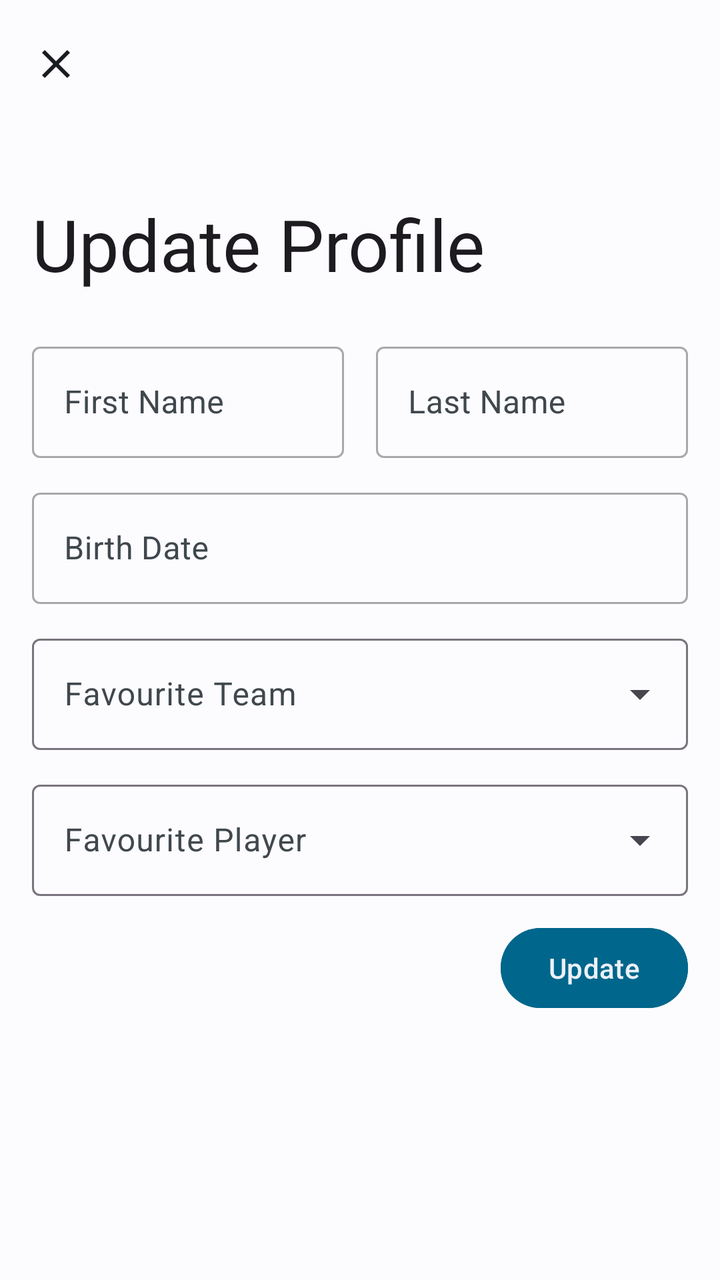
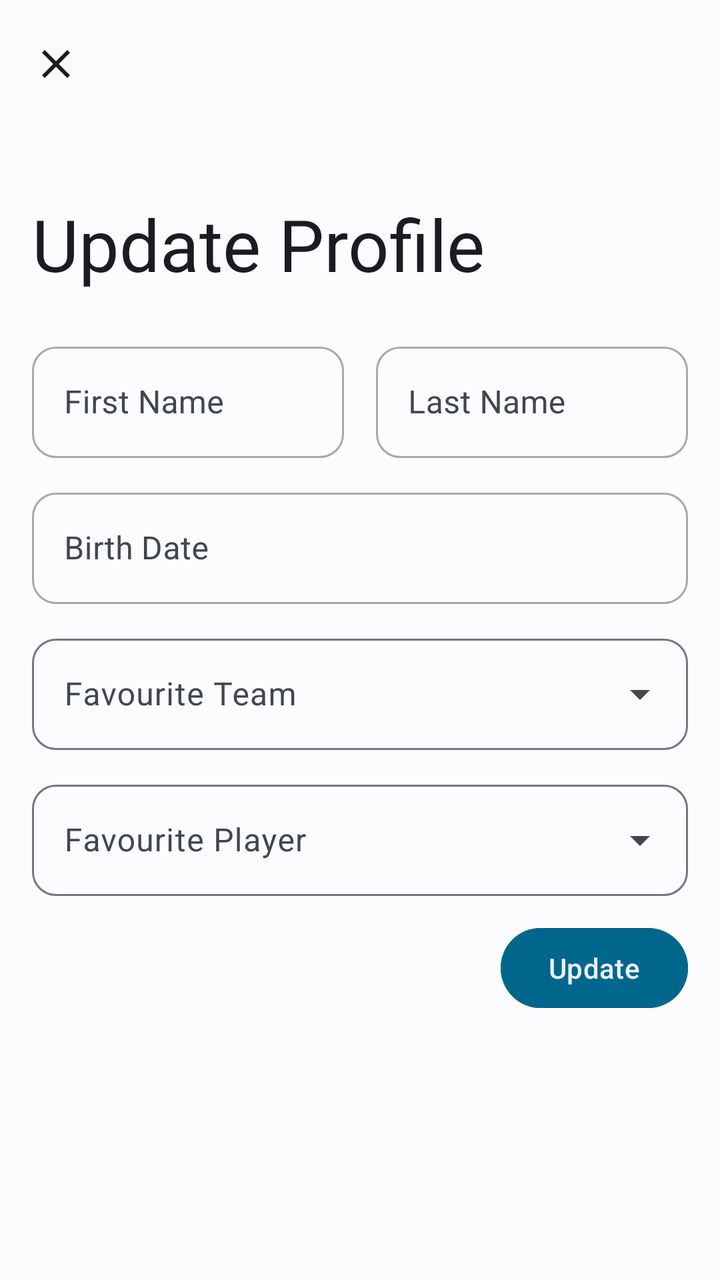

Two renders of the same Android screen: before a commit and after it. Below are the layout's source before the change and the commit's diff.
<!-- AndroidManifest.xml: application theme Theme.Main -->
<!-- res/layout/update_supporter.xml -->
<?xml version="1.0" encoding="utf-8"?>
<androidx.coordinatorlayout.widget.CoordinatorLayout xmlns:android="http://schemas.android.com/apk/res/android"
    xmlns:app="http://schemas.android.com/apk/res-auto"
    xmlns:tools="http://schemas.android.com/tools"
    android:layout_width="match_parent"
    android:fitsSystemWindows="true"
    android:layout_height="match_parent"
    android:background="?attr/screen_background"
    tools:context=".Activity.ProfileActivity">

    <com.google.android.material.appbar.AppBarLayout
        android:id="@+id/appBarLayout"
        android:layout_width="match_parent"
        android:layout_height="wrap_content"
        android:layout_gravity="top"
        android:background="?attr/screen_background"
        android:hapticFeedbackEnabled="true">

        <com.google.android.material.appbar.CollapsingToolbarLayout
            android:id="@+id/ctl_home"
            style="?attr/collapsingToolbarLayoutLargeStyle"
            android:layout_width="match_parent"
            android:layout_height="?attr/collapsingToolbarLayoutLargeSize"
            android:fitsSystemWindows="true"
            app:contentScrim="?attr/bar_background"
            app:expandedTitleTextAppearance="@style/CollapsingToolbarStyle"
            app:layout_scrollFlags="scroll|exitUntilCollapsed|snap"
            app:statusBarScrim="?attr/bar_background"
            app:titleCollapseMode="fade">

            <com.google.android.material.appbar.MaterialToolbar
                android:id="@+id/toolbar_home"
                android:layout_width="match_parent"
                android:layout_height="?attr/actionBarSize"
                android:hapticFeedbackEnabled="true"
                app:layout_collapseMode="pin"
                app:title="Update Profile">

                <ImageView
                    android:id="@+id/add_player_back"
                    android:layout_width="24dp"
                    android:layout_height="match_parent"
                    android:layout_gravity="center_vertical"
                    android:layout_marginRight="12dp"
                    android:src="@drawable/baseline_close_24"
                    app:tint="?attr/main_text" />

            </com.google.android.material.appbar.MaterialToolbar>

        </com.google.android.material.appbar.CollapsingToolbarLayout>

    </com.google.android.material.appbar.AppBarLayout>

    <androidx.core.widget.NestedScrollView
        android:layout_width="match_parent"
        android:layout_height="match_parent"
        app:layout_behavior="@string/appbar_scrolling_view_behavior">

        <LinearLayout
            android:layout_width="match_parent"
            android:layout_height="wrap_content"
            android:overScrollMode="always"
            android:orientation="vertical">

            <LinearLayout
                android:layout_width="match_parent"
                android:layout_height="wrap_content"
                android:layout_marginTop="16dp"
                android:layout_marginHorizontal="8dp"
                android:orientation="horizontal">

                <com.google.android.material.textfield.TextInputLayout
                    style="@style/Widget.MaterialComponents.TextInputLayout.OutlinedBox"
                    android:layout_width="match_parent"
                    android:layout_height="wrap_content"
                    android:layout_weight="1"
                    android:layout_marginHorizontal="8dp"
                    android:hint="First Name"
                    android:textColorHint="?attr/secondary_text"
                    app:hintTextColor="?attr/button_background"
                    app:layout_constraintEnd_toEndOf="parent"
                    app:layout_constraintStart_toStartOf="parent"
                    app:layout_constraintTop_toBottomOf="@+id/sign_text"
                    app:placeholderTextColor="?attr/button_background">

                    <com.google.android.material.textfield.TextInputEditText
                        android:id="@+id/first_name"
                        android:layout_width="match_parent"
                        android:layout_height="wrap_content"
                        android:inputType="textCapSentences"
                        android:textColor="?attr/main_text"
                        android:textColorHint="?attr/secondary_text" />

                </com.google.android.material.textfield.TextInputLayout>

                <com.google.android.material.textfield.TextInputLayout
                    style="@style/Widget.MaterialComponents.TextInputLayout.OutlinedBox"
                    android:layout_width="match_parent"
                    android:layout_height="wrap_content"
                    android:layout_marginHorizontal="8dp"
                    android:hint="Last Name"
                    android:layout_weight="1"
                    android:textColorHint="?attr/secondary_text"
                    app:hintTextColor="?attr/button_background"
                    app:layout_constraintEnd_toEndOf="parent"
                    app:layout_constraintStart_toStartOf="parent"
                    app:layout_constraintTop_toBottomOf="@+id/sign_text"
                    app:placeholderTextColor="?attr/button_background">

                    <com.google.android.material.textfield.TextInputEditText
                        android:id="@+id/last_name"
                        android:layout_width="match_parent"
                        android:layout_height="wrap_content"
                        android:inputType="textCapSentences"
                        android:textColor="?attr/main_text"
                        android:textColorHint="?attr/secondary_text" />

                </com.google.android.material.textfield.TextInputLayout>

            </LinearLayout>

            <com.google.android.material.textfield.TextInputLayout
                style="@style/Widget.MaterialComponents.TextInputLayout.OutlinedBox"
                android:layout_width="match_parent"
                android:layout_height="wrap_content"
                android:layout_marginHorizontal="16dp"
                android:hint="Birth Date"
                android:layout_marginTop="12dp"
                android:textColorHint="?attr/secondary_text"
                app:hintTextColor="?attr/button_background"
                app:layout_constraintEnd_toEndOf="parent"
                app:layout_constraintStart_toStartOf="parent"
                app:layout_constraintTop_toBottomOf="@+id/sign_text"
                app:placeholderTextColor="?attr/button_background">

                <com.google.android.material.textfield.TextInputEditText
                    android:id="@+id/birthday"
                    android:layout_width="match_parent"
                    android:layout_height="wrap_content"
                    android:focusable="false"
                    android:inputType="date"
                    android:textColor="?attr/main_text"
                    android:textColorHint="?attr/secondary_text" />

            </com.google.android.material.textfield.TextInputLayout>

            <com.google.android.material.textfield.TextInputLayout
                style="@style/Widget.Material3.TextInputLayout.OutlinedBox.ExposedDropdownMenu"
                android:layout_width="match_parent"
                android:layout_height="wrap_content"
                android:layout_marginHorizontal="16dp"
                android:hint="Favourite Team"
                android:textColorHint="?attr/secondary_text"
                app:hintTextColor="?attr/button_background"
                app:placeholderTextColor="?attr/button_background"
                app:layout_constraintHorizontal_bias="0"
                android:layout_marginTop="12dp"
                app:layout_constraintBottom_toBottomOf="parent"
                app:layout_constraintEnd_toStartOf="@+id/add_player_upload"
                app:layout_constraintStart_toStartOf="parent"
                app:layout_constraintTop_toTopOf="parent" >

                <com.google.android.material.textfield.MaterialAutoCompleteTextView
                    android:layout_width="match_parent"
                    android:layout_height="match_parent"
                    android:id="@+id/team_choose"
                    android:inputType="none"
                    android:ellipsize="end"
                    android:textColor="?attr/main_text"
                    android:textColorHint="?attr/secondary_text"/>

            </com.google.android.material.textfield.TextInputLayout>

            <com.google.android.material.textfield.TextInputLayout
                style="@style/Widget.Material3.TextInputLayout.OutlinedBox.ExposedDropdownMenu"
                android:layout_width="match_parent"
                android:layout_height="wrap_content"
                android:layout_marginHorizontal="16dp"
                android:hint="Favourite Player"
                android:textColorHint="?attr/secondary_text"
                app:hintTextColor="?attr/button_background"
                app:placeholderTextColor="?attr/button_background"
                app:layout_constraintHorizontal_bias="0"
                android:layout_marginTop="12dp"
                app:layout_constraintBottom_toBottomOf="parent"
                app:layout_constraintEnd_toStartOf="@+id/add_player_upload"
                app:layout_constraintStart_toStartOf="parent"
                app:layout_constraintTop_toTopOf="parent" >

                <com.google.android.material.textfield.MaterialAutoCompleteTextView
                    android:layout_width="match_parent"
                    android:layout_height="match_parent"
                    android:id="@+id/player_choose"
                    android:inputType="none"
                    android:ellipsize="end"
                    android:textColor="?attr/main_text"
                    android:textColorHint="?attr/secondary_text"/>

            </com.google.android.material.textfield.TextInputLayout>

            <androidx.constraintlayout.widget.ConstraintLayout
                android:layout_width="match_parent"
                android:layout_marginTop="12dp"
                android:layout_marginBottom="16dp"
                android:layout_height="wrap_content"
                android:layout_gravity="bottom">

                <Button
                    android:id="@+id/add_player_upload"
                    android:layout_width="wrap_content"
                    android:layout_height="wrap_content"
                    android:text="Update"
                    android:layout_marginEnd="16dp"
                    android:backgroundTint="?attr/button_background"
                    app:rippleColor="?attr/bar_ui"
                    android:textColor="?attr/ui_background"
                    app:layout_constraintEnd_toEndOf="parent"
                    app:layout_constraintBottom_toBottomOf="parent"
                    app:layout_constraintTop_toTopOf="parent" />

            </androidx.constraintlayout.widget.ConstraintLayout>

        </LinearLayout>
    </androidx.core.widget.NestedScrollView>

</androidx.coordinatorlayout.widget.CoordinatorLayout>
<!-- resources referenced by this layout -->
<resources>
  <!-- drawable baseline_close_24 (drawable) -->
  <vector android:height="24dp" android:tint="#000000"
      android:viewportHeight="24" android:viewportWidth="24"
      android:width="24dp" xmlns:android="http://schemas.android.com/apk/res/android">
      <path android:fillColor="@android:color/white" android:pathData="M19,6.41L17.59,5 12,10.59 6.41,5 5,6.41 10.59,12 5,17.59 6.41,19 12,13.41 17.59,19 19,17.59 13.41,12z"/>
  </vector>
  <style name="CollapsingToolbarStyle">
          <item name="fontFamily">@font/shirt_no_font</item>
          <item name="android:textSize">36sp</item>
      </style>
  <style name="Theme.Main" parent="Theme.Material3.DayNight.NoActionBar">
          <item name="colorPrimary">#8F4A51</item>
          <item name="colorAccent">#8F4A51</item>
          <item name="android:windowContentTransitions">true</item>
          <item name="android:statusBarColor">@android:color/transparent</item>
          <item name="android:navigationBarColor">#FFFBFF</item>
          <item name="screen_background">#FFFBFF</item>
          <item name="ui_background">#FFECED</item>
          <item name="bar_background">#F4DDDE</item>
          <item name="bar_ui">#765658</item>
          <item name="navigation">#Ead0d1</item>
          <item name="button_background">#8F4A51</item>
          <item name="main_text">#201A1A</item>
          <item name="secondary_text">#524344</item>
          <item name="outline">#998E8E</item>
      </style>
</resources>

<!-- the commit's change to res/layout/update_supporter.xml (unified diff, before → after) -->
@@ -75,6 +75,10 @@
                     android:layout_height="wrap_content"
                     android:layout_weight="1"
                     android:layout_marginHorizontal="8dp"
+                    app:boxCornerRadiusBottomEnd="12.dp"
+                    app:boxCornerRadiusBottomStart="12.dp"
+                    app:boxCornerRadiusTopEnd="12.dp"
+                    app:boxCornerRadiusTopStart="12.dp"
                     android:hint="First Name"
                     android:textColorHint="?attr/secondary_text"
                     app:hintTextColor="?attr/button_background"
@@ -97,6 +101,10 @@
                     style="@style/Widget.MaterialComponents.TextInputLayout.OutlinedBox"
                     android:layout_width="match_parent"
                     android:layout_height="wrap_content"
+                    app:boxCornerRadiusBottomEnd="12.dp"
+                    app:boxCornerRadiusBottomStart="12.dp"
+                    app:boxCornerRadiusTopEnd="12.dp"
+                    app:boxCornerRadiusTopStart="12.dp"
                     android:layout_marginHorizontal="8dp"
                     android:hint="Last Name"
                     android:layout_weight="1"
@@ -122,6 +130,10 @@
             <com.google.android.material.textfield.TextInputLayout
                 style="@style/Widget.MaterialComponents.TextInputLayout.OutlinedBox"
                 android:layout_width="match_parent"
+                app:boxCornerRadiusBottomEnd="12.dp"
+                app:boxCornerRadiusBottomStart="12.dp"
+                app:boxCornerRadiusTopEnd="12.dp"
+                app:boxCornerRadiusTopStart="12.dp"
                 android:layout_height="wrap_content"
                 android:layout_marginHorizontal="16dp"
                 android:hint="Birth Date"
@@ -148,6 +160,10 @@
                 style="@style/Widget.Material3.TextInputLayout.OutlinedBox.ExposedDropdownMenu"
                 android:layout_width="match_parent"
                 android:layout_height="wrap_content"
+                app:boxCornerRadiusBottomEnd="12.dp"
+                app:boxCornerRadiusBottomStart="12.dp"
+                app:boxCornerRadiusTopEnd="12.dp"
+                app:boxCornerRadiusTopStart="12.dp"
                 android:layout_marginHorizontal="16dp"
                 android:hint="Favourite Team"
                 android:textColorHint="?attr/secondary_text"
@@ -177,6 +193,10 @@
                 android:layout_height="wrap_content"
                 android:layout_marginHorizontal="16dp"
                 android:hint="Favourite Player"
+                app:boxCornerRadiusBottomEnd="12.dp"
+                app:boxCornerRadiusBottomStart="12.dp"
+                app:boxCornerRadiusTopEnd="12.dp"
+                app:boxCornerRadiusTopStart="12.dp"
                 android:textColorHint="?attr/secondary_text"
                 app:hintTextColor="?attr/button_background"
                 app:placeholderTextColor="?attr/button_background"
